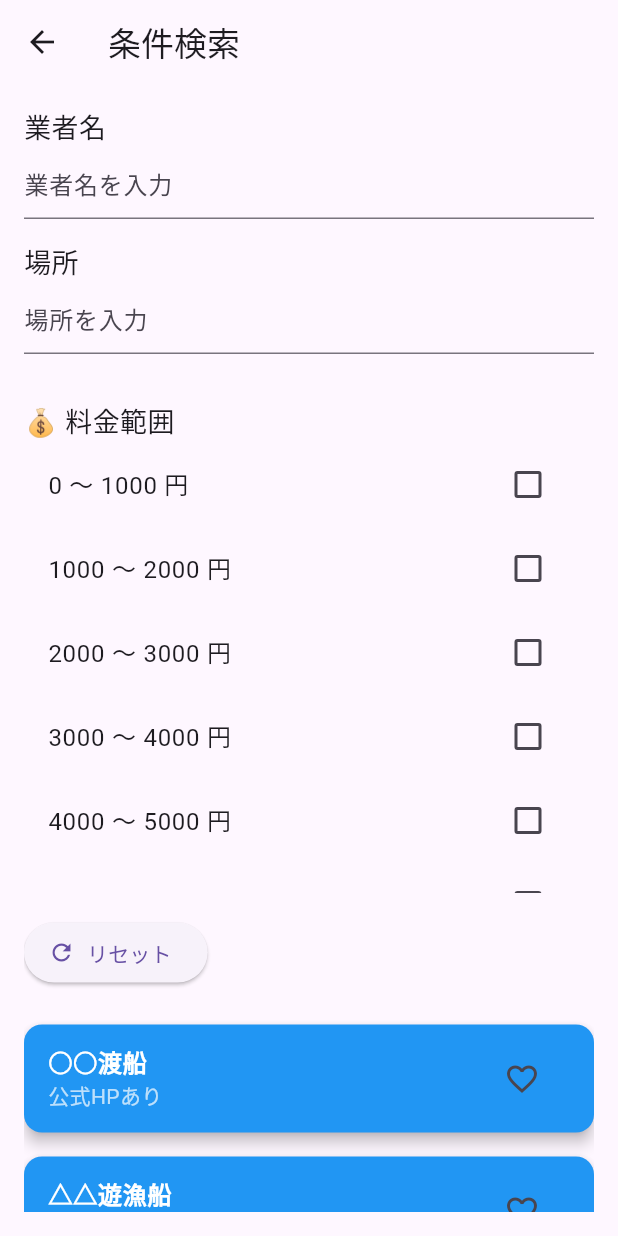
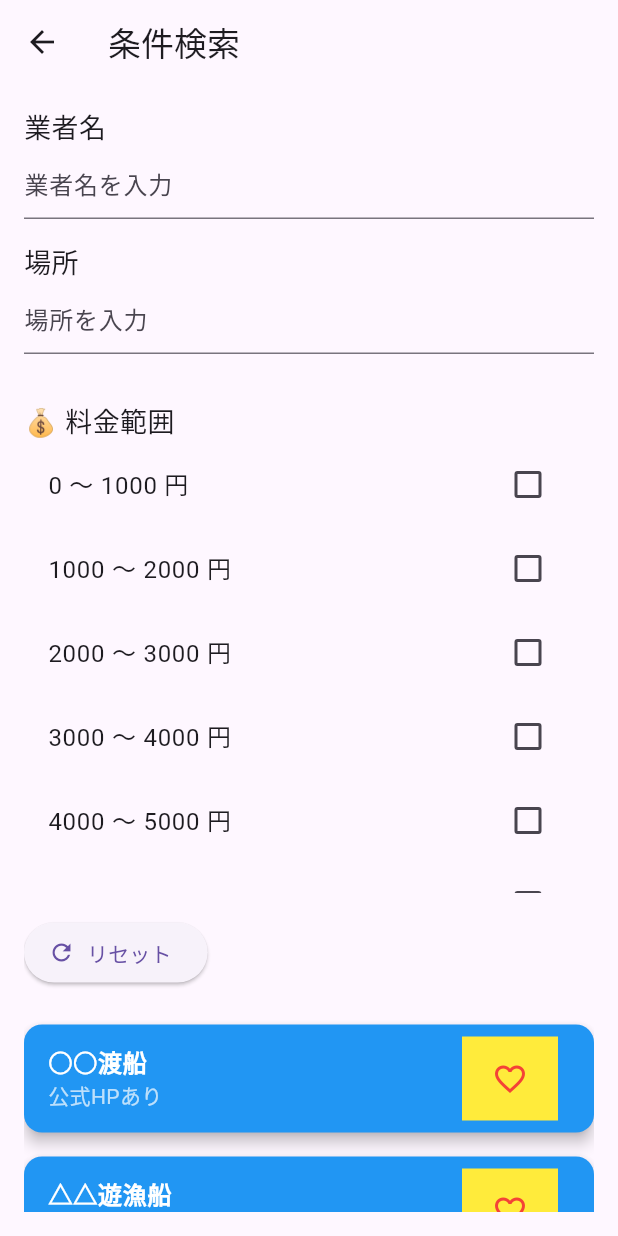
Before and after one commit to Kaito-nagai/fishing_app, a Flutter app: the SearchPage screen opened directly, after a tap on the "favorite outline" icon, on a phone screen of 412 x 824 dp. Run offline on Flutter 3.47's test engine with Material 3 defaults, Android fonts, the light colour scheme and no system bars; our stand-ins replace shared_preferences; accounts and stored records are empty.

Commit message:
Fix trailing IconButton layout issue

```diff
--- /dev/null
+++ b/lib/pages/pages.dart
@@ -0,0 +1,4 @@
+export 'search_form.dart';
+export 'home_page.dart';
+export 'search_page.dart';
+export 'test_list_tile.dart';
--- a/lib/pages/search_page.dart
+++ b/lib/pages/search_page.dart
@@ -15,6 +15,7 @@ class SearchPage extends StatefulWidget {
 }
 
 class _SearchPageState extends State<SearchPage> {
+
   // 🔍 検索条件用コントローラー
   final TextEditingController _nameController = TextEditingController();
   final TextEditingController _locationController = TextEditingController();
@@ -33,6 +34,7 @@ void initState() {
   super.initState();
   _loadJsonData(); // JSONデータをロード
   _loadFavorites(); // お気に入りデータをロード
+  print('🔍 初期_favoriteIds: $_favoriteIds'); // お気に入りリストの初期状態を確認
 }
 
   @override
@@ -43,25 +45,25 @@ void initState() {
     super.dispose();
   }
 
-  // 📥 JSONデータをロード
+  // JSONデータをロード
   Future<void> _loadJsonData() async {
   try {
-    debugPrint('📥 JSONデータの読み込みを開始します...'); // 開始メッセージ
+    debugPrint('JSONデータの読み込みを開始します...'); // 開始メッセージ
 
     final String response = await rootBundle.loadString('assets/data/sample_data.json');
-    debugPrint('✅ JSONファイルの内容: $response'); // JSONの生データを表示
+    debugPrint(' JSONファイルの内容: $response'); // JSONの生データを表示
 
     final data = json.decode(response);
-    debugPrint('✅ デコード後のデータ: $data'); // デコード後のデータを表示
+    debugPrint(' デコード後のデータ: $data'); // デコード後のデータを表示
 
     setState(() {
       _data = data;
       _filteredData = data;
-      debugPrint('✅ _dataに格納されたデータ: $_data'); // _dataの内容を表示
-      debugPrint('✅ _filteredDataに格納されたデータ: $_filteredData'); // _filteredDataの内容を表示
+      debugPrint(' _dataに格納されたデータ: $_data'); // _dataの内容を表示
+      debugPrint(' _filteredDataに格納されたデータ: $_filteredData'); // _filteredDataの内容を表示
     });
   } catch (e) {
-    debugPrint('❌ JSONデータの読み込みに失敗しました: $e');
+    debugPrint(' JSONデータの読み込みに失敗しました: $e');
   }
 }
 
@@ -74,15 +76,13 @@ void initState() {
     });
   }
 
-  Future<void> _toggleFavorite(dynamic item) async {
+  Future<void> toggleFavorite(Map<String, dynamic> item) async {
   final id = item['id'];
   setState(() {
     if (_favoriteIds.contains(id)) {
-      // お気に入りから削除
       FavoriteManager.removeFavorite(id);
       _favoriteIds.remove(id);
     } else {
-      // お気に入りに追加
       final favoriteItem = FavoriteItem(
         id: id,
         name: item['name'],
@@ -211,11 +211,7 @@ void initState() {
               ),
               const SizedBox(height: 16),
 
-              // 🔔 Snackbarを安全に表示するメソッド
-
-
-
-// // 📋 検索結果リスト
+// 検索結果リスト
 _filteredData.isEmpty
     ? const Center(child: Text('❌ 一致する条件がありません'))
     : ListView.builder(
@@ -226,6 +222,10 @@ _filteredData.isEmpty
           final item = _filteredData[index];
           final bool isFavorite = _favoriteIds.contains(item['id']);
           final bool hasWebsite = item['link'] != null && item['link'].isNotEmpty;
+
+          // デバッグログを追加
+          print('🔄 itemBuilderが実行されました: ${item['id']}');
+          print('❤️ isFavorite状態: $isFavorite');
 
           return Card(
             elevation: 4,
@@ -245,42 +245,42 @@ _filteredData.isEmpty
                   color: hasWebsite ? Colors.white70 : Colors.black54,
                 ),
               ),
-              trailing: IconButton(
+              trailing: Container(
+  color: Colors.yellow, // 背景色でボタンの領域を可視化
+  padding: EdgeInsets.all(8.0), // スペースを確保
+  child: SizedBox(
+    width: 48, // アイコンボタンの標準的な幅
+    height: 48, // アイコンボタンの標準的な高さ
+    child: IconButton(
       icon: Icon(
         isFavorite ? Icons.favorite : Icons.favorite_border,
-                  color: isFavorite ? Colors.red : null,
-                ),
+        color: Colors.red,
+      ), // Icon
       onPressed: () {
-                  _toggleFavorite(item); // お気に入りの追加・削除を切り替え
-                },
-              ),
+        print('❤️ IconButtonが押されました: ${item['id']}');
+        print('🛠️ itemの型: ${item.runtimeType}');
+        print('🛠️ itemの内容: $item');
+        final Map<String, dynamic> currentItem = item as Map<String, dynamic>;
+        toggleFavorite(currentItem); // 明示的に型指定
+      }, // onPressed
+    ), // IconButton
+  ), // SizedBox
+), // Container
+
 onTap: () async {
   if (hasWebsite) {
     final Uri url = Uri.parse(item['link']);
-                  try {
     if (await canLaunchUrl(url)) {
-                      await launchUrl(url, mode: LaunchMode.externalApplication);
-                    } else {
-                      if (!mounted) return;
-                      _showSnackBar('❌ リンクを開けませんでした: ${item['link']}', Colors.red);
+      await launchUrl(url);
     }
-                  } catch (e) {
-                    if (!mounted) return;
-                    _showSnackBar('❌ エラーが発生しました: $e', Colors.red);
   }
-                } else {
-                  if (!mounted) return;
-                  _showSnackBar('❌ 公式HPが存在しません', Colors.grey);
-                }
-              },
+}, // onTap
 ),
 );
-        },
-      )
 
-
-
-            ],
+}, // itemBuilder (ListView.builder)
+),
+], // children (Column)
 ),
 ),
 ),
```
Also changed, not shown: lib/main.dart (+6 -5 lines), lib/pages/home_page.dart (added, +111 -0 lines), lib/pages/test_list_tile.dart (added, +53 -0 lines). Lines whose indentation alone changed are shown as unchanged.
